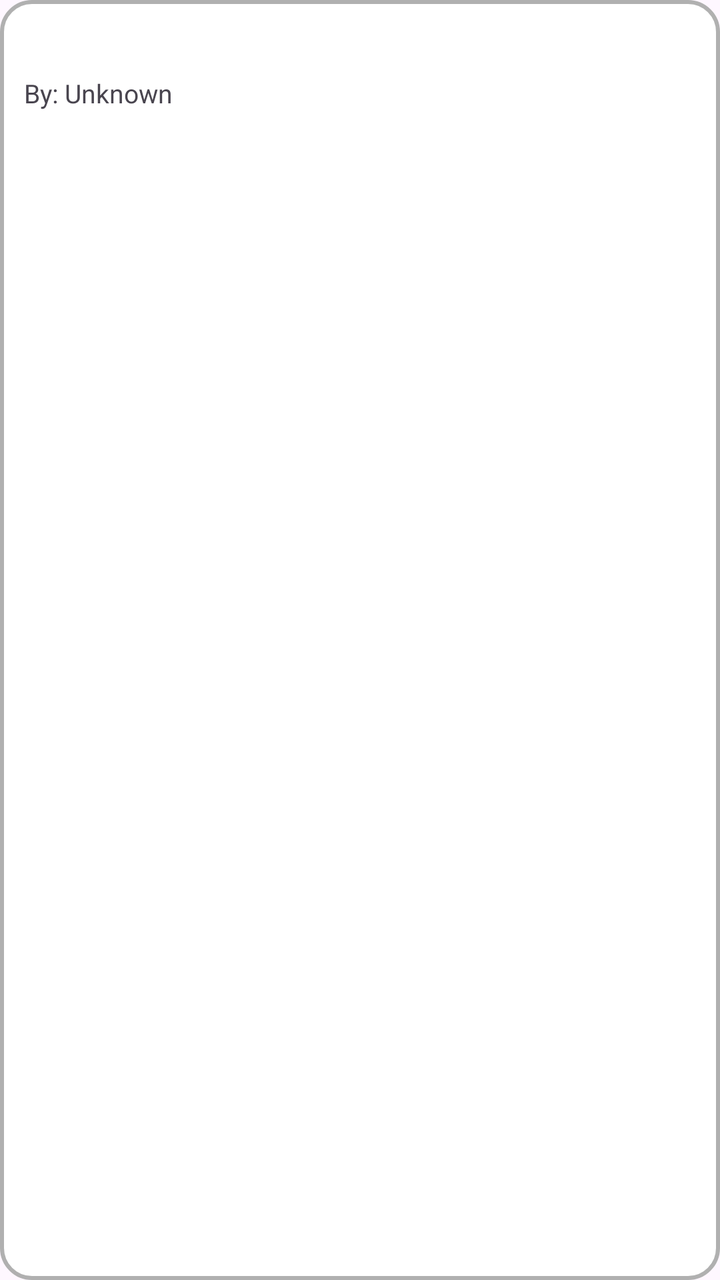
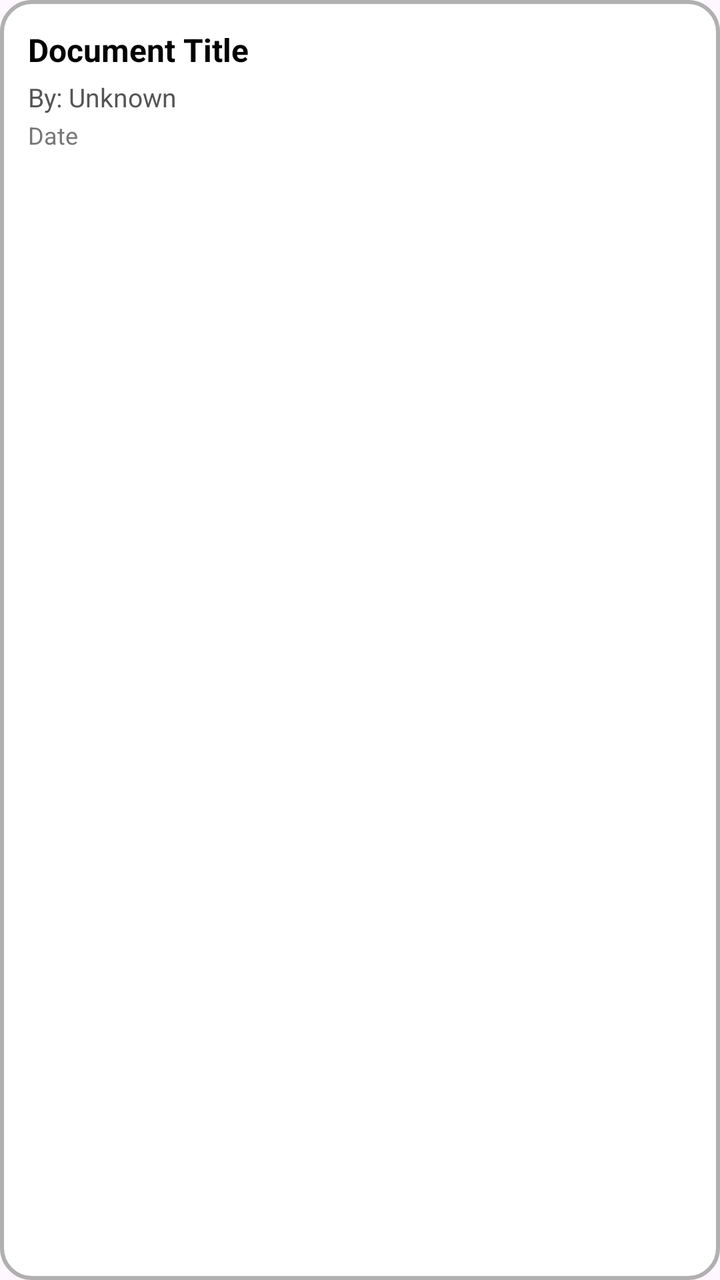

Before-and-after screenshots of an Android layout around one commit, followed by the original layout XML and the change that was made.
<!-- AndroidManifest.xml: application theme Theme.AcadenceApp -->
<!-- res/layout/item_document.xml -->
<LinearLayout xmlns:android="http://schemas.android.com/apk/res/android"
    android:layout_width="match_parent"
    android:layout_height="wrap_content"
    android:orientation="vertical"
    android:padding="12dp"
    android:background="@drawable/rounded_edittext"
    android:layout_margin="8dp">

    <TextView
        android:id="@+id/titleText"
        android:layout_width="match_parent"
        android:layout_height="wrap_content"
        android:textStyle="bold"
        android:textSize="16sp"/>

    <TextView
        android:id="@+id/subtitleText"
        android:layout_width="match_parent"
        android:layout_height="wrap_content"
        android:text="By: Unknown"
        android:textSize="13sp"
        android:layout_marginTop="4dp"/>

    <TextView
        android:id="@+id/dateText"
        android:layout_width="match_parent"
        android:layout_height="wrap_content"
        android:textSize="12sp"
        android:layout_marginTop="2dp"/>
</LinearLayout>
<!-- resources referenced by this layout -->
<resources>
  <!-- drawable rounded_edittext (drawable) -->
  <?xml version="1.0" encoding="utf-8"?>
  <shape xmlns:android="http://schemas.android.com/apk/res/android" android:shape="rectangle">
      <solid android:color="#FFFFFF"/> 
      <corners android:radius="15dp"/>
      <stroke android:width="2dp" android:color="#B0B0B0"/>
      <padding android:left="16dp" android:top="16dp"
          android:right="16dp" android:bottom="16dp"/>
  </shape>
  <style name="Theme.AcadenceApp" parent="Base.Theme.AcadenceApp" />
  <style name="Base.Theme.AcadenceApp" parent="Theme.Material3.DayNight.NoActionBar">
          <item name="colorPrimary">#0066FF</item>   
          <item name="colorPrimaryVariant">#004C99</item> 
          <item name="colorOnPrimary">#FFFFFF</item> 
      </style>
</resources>

<!-- the commit's change to res/layout/item_document.xml (unified diff, before → after) -->
@@ -2,29 +2,38 @@
     android:layout_width="match_parent"
     android:layout_height="wrap_content"
     android:orientation="vertical"
-    android:padding="12dp"
+    android:padding="14dp"
     android:background="@drawable/rounded_edittext"
-    android:layout_margin="8dp">
+    android:layout_margin="8dp"
+    android:clickable="true"
+    android:focusable="true"
+    android:foreground="?attr/selectableItemBackground">
 
     <TextView
-        android:id="@+id/titleText"
+        android:id="@+id/documentTitle"
         android:layout_width="match_parent"
         android:layout_height="wrap_content"
+        android:text="Document Title"
         android:textStyle="bold"
-        android:textSize="16sp"/>
+        android:textSize="16sp"
+        android:textColor="@android:color/black" />
 
     <TextView
-        android:id="@+id/subtitleText"
+        android:id="@+id/documentUploader"
         android:layout_width="match_parent"
         android:layout_height="wrap_content"
         android:text="By: Unknown"
         android:textSize="13sp"
-        android:layout_marginTop="4dp"/>
+        android:textColor="#555"
+        android:layout_marginTop="4dp" />
 
     <TextView
-        android:id="@+id/dateText"
+        android:id="@+id/documentDate"
         android:layout_width="match_parent"
         android:layout_height="wrap_content"
+        android:text="Date"
         android:textSize="12sp"
-        android:layout_marginTop="2dp"/>
+        android:textColor="#777"
+        android:layout_marginTop="2dp" />
+
 </LinearLayout>
